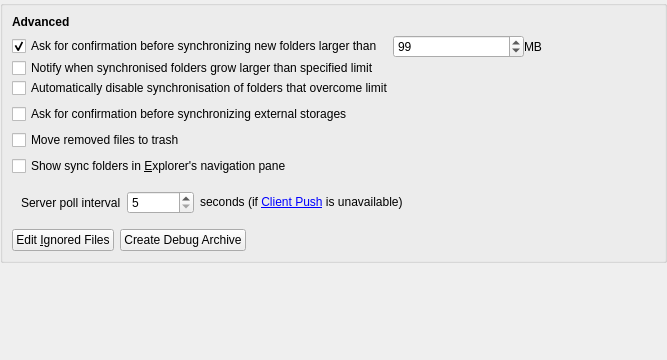
nextcloud/desktop, file src/gui/advancedsettings.ui: the form before one commit.
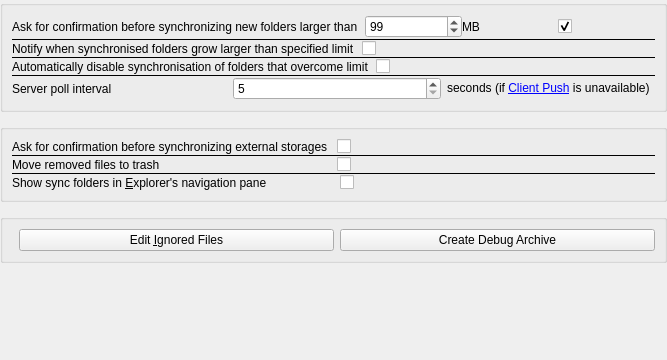
The form after the commit. Custom widgets are drawn as their Qt base class.

```diff
--- a/src/gui/advancedsettings.ui
+++ b/src/gui/advancedsettings.ui
@@ -17,7 +17,7 @@
   <property name="windowTitle">
    <string notr="true">Form</string>
   </property>
-  <layout class="QGridLayout" name="gridLayout">
+  <layout class="QVBoxLayout" name="pageLayout">
    <property name="leftMargin">
     <number>0</number>
    </property>
@@ -33,38 +33,24 @@
    <property name="spacing">
     <number>12</number>
    </property>
-   <item row="0" column="0">
+   <item>
     <widget class="QGroupBox" name="advancedGroupBox">
      <property name="title">
       <string/>
      </property>
-     <layout class="QVBoxLayout" name="verticalLayout">
-      <item>
-       <widget class="QLabel" name="advancedGroupBoxTitle">
-        <property name="font">
-         <font>
-          <bold>true</bold>
-         </font>
-        </property>
-        <property name="text">
-         <string>Advanced</string>
-        </property>
-       </widget>
-      </item>
-      <item>
-       <layout class="QVBoxLayout" name="verticalLayout_4">
+     <layout class="QVBoxLayout" name="largeFoldersLayout">
         <property name="spacing">
          <number>0</number>
         </property>
         <item>
-         <layout class="QHBoxLayout" name="horizontalLayout_3">
+       <layout class="QHBoxLayout" name="newFolderLimitRow">
           <item>
-           <widget class="QCheckBox" name="newFolderLimitCheckBox">
+         <widget class="QLabel" name="newFolderLimitLabel">
             <property name="text">
              <string>Ask for confirmation before synchronizing new folders larger than</string>
             </property>
-            <property name="checked">
-             <bool>true</bool>
+          <property name="buddy">
+           <cstring>newFolderLimitCheckBox</cstring>
             </property>
            </widget>
           </item>
@@ -73,15 +59,6 @@
             <property name="orientation">
              <enum>Qt::Orientation::Horizontal</enum>
             </property>
-            <property name="sizeType">
-             <enum>QSizePolicy::Policy::Fixed</enum>
-            </property>
-            <property name="sizeHint" stdset="0">
-             <size>
-              <width>10</width>
-              <height>20</height>
-             </size>
-            </property>
            </spacer>
           </item>
           <item>
@@ -97,104 +74,112 @@
           <item>
            <widget class="QLabel" name="label">
             <property name="text">
-             <string extracomment="Trailing part of &quot;Ask confirmation before syncing folder larger than&quot; ">MB</string>
+           <string extracomment="Trailing part of &quot;Ask confirmation before syncing folder larger than&quot;">MB</string>
+          </property>
+         </widget>
+        </item>
+        <item>
+         <widget class="OCC::SettingsSwitch" name="newFolderLimitCheckBox">
+          <property name="checked">
+           <bool>true</bool>
             </property>
            </widget>
           </item>
          </layout>
         </item>
         <item>
-         <layout class="QHBoxLayout" name="horizontalLayout_5">
-          <item>
-           <spacer name="horizontalSpacer_3">
-            <property name="orientation">
-             <enum>Qt::Orientation::Horizontal</enum>
-            </property>
-            <property name="sizeType">
-             <enum>QSizePolicy::Policy::Fixed</enum>
-            </property>
-            <property name="sizeHint" stdset="0">
-             <size>
-              <width>0</width>
-              <height>20</height>
-             </size>
-            </property>
-           </spacer>
+       <widget class="QFrame" name="existingFolderLimitSeparator">
+        <property name="frameShape">
+         <enum>QFrame::Shape::HLine</enum>
+        </property>
+        <property name="frameShadow">
+         <enum>QFrame::Shadow::Plain</enum>
+        </property>
+       </widget>
           </item>
           <item>
-           <widget class="QCheckBox" name="existingFolderLimitCheckBox">
+       <layout class="QHBoxLayout" name="existingFolderLimitRow">
+        <item>
+         <widget class="QLabel" name="existingFolderLimitLabel">
             <property name="text">
              <string>Notify when synchronised folders grow larger than specified limit</string>
             </property>
-           </widget>
-          </item>
-         </layout>
-        </item>
+          <property name="buddy">
+           <cstring>existingFolderLimitCheckBox</cstring>
+          </property>
+         </widget>
+        </item>
         <item>
-         <layout class="QHBoxLayout" name="horizontalLayout">
-          <item>
-           <spacer name="horizontalSpacer_5">
+         <spacer name="existingFolderLimitSpacer">
             <property name="orientation">
              <enum>Qt::Orientation::Horizontal</enum>
             </property>
-            <property name="sizeType">
-             <enum>QSizePolicy::Policy::Fixed</enum>
-            </property>
-            <property name="sizeHint" stdset="0">
-             <size>
-              <width>0</width>
-              <height>20</height>
-             </size>
-            </property>
            </spacer>
           </item>
           <item>
-           <widget class="QCheckBox" name="stopExistingFolderNowBigSyncCheckBox">
+         <widget class="OCC::SettingsSwitch" name="existingFolderLimitCheckBox"/>
+        </item>
+       </layout>
+      </item>
+      <item>
+       <widget class="QFrame" name="stopExistingFolderNowBigSyncSeparator">
+        <property name="frameShape">
+         <enum>QFrame::Shape::HLine</enum>
+        </property>
+        <property name="frameShadow">
+         <enum>QFrame::Shadow::Plain</enum>
+        </property>
+       </widget>
+      </item>
+      <item>
+       <layout class="QHBoxLayout" name="stopExistingFolderNowBigSyncRow">
+        <item>
+         <widget class="QLabel" name="stopExistingFolderNowBigSyncLabel">
             <property name="text">
              <string>Automatically disable synchronisation of folders that overcome limit</string>
             </property>
-           </widget>
-          </item>
-         </layout>
-        </item>
-       </layout>
-      </item>
+          <property name="buddy">
+           <cstring>stopExistingFolderNowBigSyncCheckBox</cstring>
+          </property>
+         </widget>
+        </item>
       <item>
-       <layout class="QHBoxLayout" name="horizontalLayout_8">
-        <item>
-         <widget class="QCheckBox" name="newExternalStorage">
-          <property name="text">
-           <string>Ask for confirmation before synchronizing external storages</string>
+         <spacer name="stopExistingFolderNowBigSyncSpacer">
+          <property name="orientation">
+           <enum>Qt::Orientation::Horizontal</enum>
           </property>
-         </widget>
+         </spacer>
         </item>
-       </layout>
-      </item>
       <item>
-       <layout class="QHBoxLayout" name="horizontalLayout_trash">
-        <item>
-         <widget class="QCheckBox" name="moveFilesToTrashCheckBox">
-          <property name="text">
-           <string>Move removed files to trash</string>
-          </property>
-         </widget>
+         <widget class="OCC::SettingsSwitch" name="stopExistingFolderNowBigSyncCheckBox"/>
         </item>
        </layout>
       </item>
       <item>
-       <layout class="QHBoxLayout" name="horizontalLayout_10">
-        <item>
-         <widget class="QCheckBox" name="showInExplorerNavigationPaneCheckBox">
-          <property name="text">
-           <string>Show sync folders in &amp;Explorer's navigation pane</string>
-          </property>
-         </widget>
-        </item>
-       </layout>
-      </item>
+       <widget class="QFrame" name="remotePollIntervalSeparator">
+        <property name="frameShape">
+         <enum>QFrame::Shape::HLine</enum>
+        </property>
+        <property name="frameShadow">
+         <enum>QFrame::Shadow::Plain</enum>
+        </property>
+       </widget>
+      </item>
       <item>
-       <widget class="QWidget" name="horizontalLayoutWidget_remotePollInterval">
-        <layout class="QHBoxLayout" name="horizontalLayout_remotePollInterval">
+       <widget class="QWidget" name="horizontalLayoutWidget_remotePollInterval" native="true">
+        <layout class="QHBoxLayout" name="remotePollIntervalRow">
+         <property name="leftMargin">
+          <number>0</number>
+         </property>
+         <property name="topMargin">
+          <number>0</number>
+         </property>
+         <property name="rightMargin">
+          <number>0</number>
+         </property>
+         <property name="bottomMargin">
+          <number>0</number>
+         </property>
          <item>
           <widget class="QLabel" name="remotePollIntervalLabel">
            <property name="text">
@@ -202,6 +187,13 @@
            </property>
           </widget>
          </item>
+         <item>
+          <spacer name="remotePollIntervalSpacer">
+           <property name="orientation">
+            <enum>Qt::Orientation::Horizontal</enum>
+           </property>
+          </spacer>
+         </item>
          <item>
           <widget class="QSpinBox" name="remotePollIntervalSpinBox">
            <property name="minimum">
@@ -231,24 +223,143 @@
            </property>
           </widget>
          </item>
+        </layout>
+       </widget>
+      </item>
+     </layout>
+    </widget>
+   </item>
          <item>
-          <spacer name="horizontalSpacer_remotePollInterval">
+    <widget class="QGroupBox" name="syncBehaviorGroupBox">
+     <property name="title">
+      <string/>
+     </property>
+     <layout class="QVBoxLayout" name="syncBehaviorLayout">
+      <property name="spacing">
+       <number>0</number>
+      </property>
+      <item>
+       <layout class="QHBoxLayout" name="newExternalStorageRow">
+        <item>
+         <widget class="QLabel" name="newExternalStorageLabel">
+          <property name="text">
+           <string>Ask for confirmation before synchronizing external storages</string>
+          </property>
+          <property name="buddy">
+           <cstring>newExternalStorage</cstring>
+          </property>
+         </widget>
+        </item>
+        <item>
+         <spacer name="newExternalStorageSpacer">
            <property name="orientation">
             <enum>Qt::Orientation::Horizontal</enum>
            </property>
-           <property name="sizeHint" stdset="0">
-            <size>
-             <width>40</width>
-             <height>20</height>
-            </size>
-           </property>
-          </spacer>
-         </item>
-        </layout>
+         </spacer>
+        </item>
+        <item>
+         <widget class="OCC::SettingsSwitch" name="newExternalStorage"/>
+        </item>
+       </layout>
+      </item>
+      <item>
+       <widget class="QFrame" name="moveFilesToTrashSeparator">
+        <property name="frameShape">
+         <enum>QFrame::Shape::HLine</enum>
+        </property>
+        <property name="frameShadow">
+         <enum>QFrame::Shadow::Plain</enum>
+        </property>
+       </widget>
+      </item>
+      <item>
+       <layout class="QHBoxLayout" name="moveFilesToTrashRow">
+        <item>
+         <widget class="QLabel" name="moveFilesToTrashLabel">
+          <property name="text">
+           <string>Move removed files to trash</string>
+          </property>
+          <property name="buddy">
+           <cstring>moveFilesToTrashCheckBox</cstring>
+          </property>
+         </widget>
+        </item>
+        <item>
+         <spacer name="moveFilesToTrashSpacer">
+          <property name="orientation">
+           <enum>Qt::Orientation::Horizontal</enum>
+          </property>
+         </spacer>
+        </item>
+        <item>
+         <widget class="OCC::SettingsSwitch" name="moveFilesToTrashCheckBox"/>
+        </item>
+       </layout>
+      </item>
+      <item>
+       <widget class="QFrame" name="showInExplorerNavigationPaneSeparator">
+        <property name="frameShape">
+         <enum>QFrame::Shape::HLine</enum>
+        </property>
+        <property name="frameShadow">
+         <enum>QFrame::Shadow::Plain</enum>
+        </property>
        </widget>
       </item>
       <item>
-       <layout class="QHBoxLayout" name="horizontalLayout_4">
+       <widget class="QWidget" name="showInExplorerNavigationPaneRowWidget" native="true">
+        <layout class="QHBoxLayout" name="showInExplorerNavigationPaneRow">
+         <property name="leftMargin">
+          <number>0</number>
+         </property>
+         <property name="topMargin">
+          <number>0</number>
+         </property>
+         <property name="rightMargin">
+          <number>0</number>
+         </property>
+         <property name="bottomMargin">
+          <number>0</number>
+         </property>
+         <item>
+          <widget class="QLabel" name="showInExplorerNavigationPaneLabel">
+           <property name="text">
+            <string>Show sync folders in &amp;Explorer's navigation pane</string>
+           </property>
+           <property name="buddy">
+            <cstring>showInExplorerNavigationPaneCheckBox</cstring>
+           </property>
+          </widget>
+         </item>
+         <item>
+          <spacer name="showInExplorerNavigationPaneSpacer">
+           <property name="orientation">
+            <enum>Qt::Orientation::Horizontal</enum>
+           </property>
+          </spacer>
+         </item>
+         <item>
+          <widget class="OCC::SettingsSwitch" name="showInExplorerNavigationPaneCheckBox"/>
+         </item>
+        </layout>
+       </widget>
+      </item>
+     </layout>
+    </widget>
+   </item>
+   <item>
+    <widget class="QGroupBox" name="advancedActionsGroupBox">
+     <property name="title">
+      <string/>
+     </property>
+     <layout class="QHBoxLayout" name="advancedActionsLayout">
+      <item>
+       <spacer name="advancedActionsSpacer">
+        <property name="orientation">
+         <enum>Qt::Orientation::Horizontal</enum>
+        </property>
+       </spacer>
+      </item>
         <item>
          <widget class="QPushButton" name="ignoredFilesButton">
           <property name="text">
@@ -263,29 +374,17 @@
           </property>
          </widget>
         </item>
-        <item>
-         <spacer name="horizontalSpacer_4">
-          <property name="orientation">
-           <enum>Qt::Orientation::Horizontal</enum>
-          </property>
-          <property name="sizeHint" stdset="0">
-           <size>
-            <width>555</width>
-            <height>20</height>
-           </size>
-          </property>
-         </spacer>
-        </item>
-       </layout>
-      </item>
      </layout>
     </widget>
    </item>
-   <item row="1" column="0">
+   <item>
     <spacer name="verticalSpacer">
      <property name="orientation">
       <enum>Qt::Orientation::Vertical</enum>
      </property>
+     <property name="sizeType">
+      <enum>QSizePolicy::Policy::MinimumExpanding</enum>
+     </property>
      <property name="sizeHint" stdset="0">
       <size>
        <width>20</width>
@@ -296,6 +395,13 @@
    </item>
   </layout>
  </widget>
+ <customwidgets>
+  <customwidget>
+   <class>OCC::SettingsSwitch</class>
+   <extends>QCheckBox</extends>
+   <header>settingsswitch.h</header>
+  </customwidget>
+ </customwidgets>
  <tabstops>
   <tabstop>newFolderLimitCheckBox</tabstop>
   <tabstop>newFolderLimitSpinBox</tabstop>
```
Left out of the diff: 15 changed lines with no effect on the pictures. Lines whose indentation alone changed are shown as unchanged.
